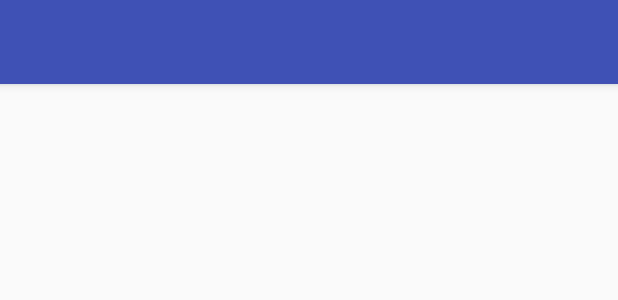
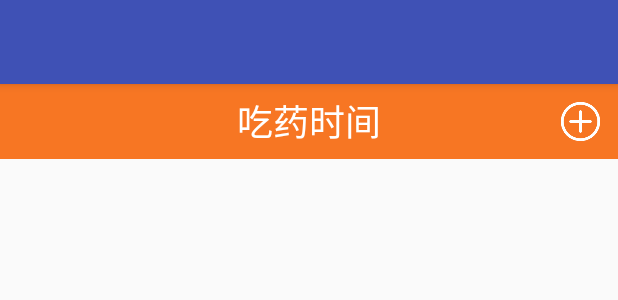
Before and after one commit to yanring/XiaoXingProject, an Android app: the layout chiyao_addremind.xml on its own in the app's theme, with its tools: preview values and no code run, on a phone screen of 412 x 824 dp. Shown: the top 300 px of the screen. Run offline under Robolectric (Android 15) with nearby library versions, the phone set to English and light mode, and no system bars.

Commit message:
更改了一些小细节

```diff
--- a/app/src/main/java/com/mygps/related_to_extra_function/shopping/ShopWebViewActivity.java
+++ b/app/src/main/java/com/mygps/related_to_extra_function/shopping/ShopWebViewActivity.java
@@ -88,7 +88,7 @@ public class ShopWebViewActivity extends AppCompatActivity {
 
         web.setWebViewClient(new WebViewClient());
         //WebView加载web资源
-        web.loadUrl("https://chaoshi.tmall.com/");
+        web.loadUrl("http://www.jianianle.com/");
 
     }
 
--- a/app/src/main/java/com/mygps/unrelated_to_function/main/MainActivity.java
+++ b/app/src/main/java/com/mygps/unrelated_to_function/main/MainActivity.java
@@ -58,7 +58,7 @@ public class MainActivity extends AppCompatActivity {
 
 
         Map<String, Object> map = new HashMap<>();
-        map.put("title", "轨迹");
+        map.put("title", "我的设备");
         map.put("view", getView((String) map.get("title"), new Intent(this, MyEquipListActivity.class)));
         viewList.add(map);
 
--- a/app/src/main/res/layout/activity_addequip.xml
+++ b/app/src/main/res/layout/activity_addequip.xml
@@ -18,7 +18,7 @@
         <TextView
             android:layout_width="wrap_content"
             android:layout_height="wrap_content"
-            android:text="设备名称"/>
+            android:text="设备ID"/>
 
         <EditText
             android:id="@+id/addequip_name"
--- a/app/src/main/res/layout/chiyao.xml
+++ b/app/src/main/res/layout/chiyao.xml
@@ -192,6 +192,7 @@
             android:textColor="@color/baise"
             android:textSize="24dp"
             android:text="社区服务"
+            android:layout_marginTop="0dp"
             android:layout_marginLeft="40dp"
             android:layout_marginRight="40dp"
             android:layout_width="match_parent"
@@ -200,6 +201,7 @@
     </LinearLayout>
     </ScrollView>
     <LinearLayout
+        android:visibility="invisible"
         android:paddingTop="5dp"
         android:paddingBottom="5dp"
         android:background="@color/huidi"
--- a/app/src/main/res/layout/chiyao_addremind.xml
+++ b/app/src/main/res/layout/chiyao_addremind.xml
@@ -8,7 +8,7 @@
         layout="@layout/include_toolbar"
         android:layout_width="match_parent"
         android:layout_height="wrap_content" />
-<!--
+
     <RelativeLayout
         android:layout_width="match_parent"
         android:layout_height="50dp"
@@ -32,7 +32,7 @@
             android:layout_centerVertical="true"
             android:layout_marginRight="10dp"
             android:src="@mipmap/iconfontjiahao" />
-    </RelativeLayout>-->
+    </RelativeLayout>
 
     <ScrollView
         android:layout_width="match_parent"
--- a/app/src/main/res/layout/dialog_equiplist_add_view.xml
+++ b/app/src/main/res/layout/dialog_equiplist_add_view.xml
@@ -18,7 +18,7 @@
         <TextView
             android:layout_width="wrap_content"
             android:layout_height="wrap_content"
-            android:text="设备名称" />
+            android:text="设备ID" />
 
         <EditText
             android:id="@+id/addequip_name"
```
